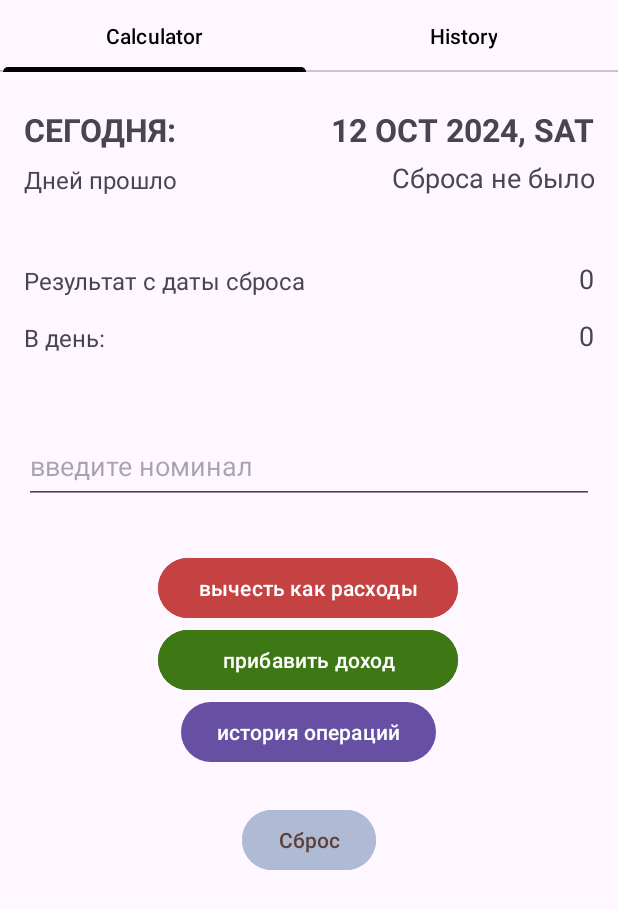
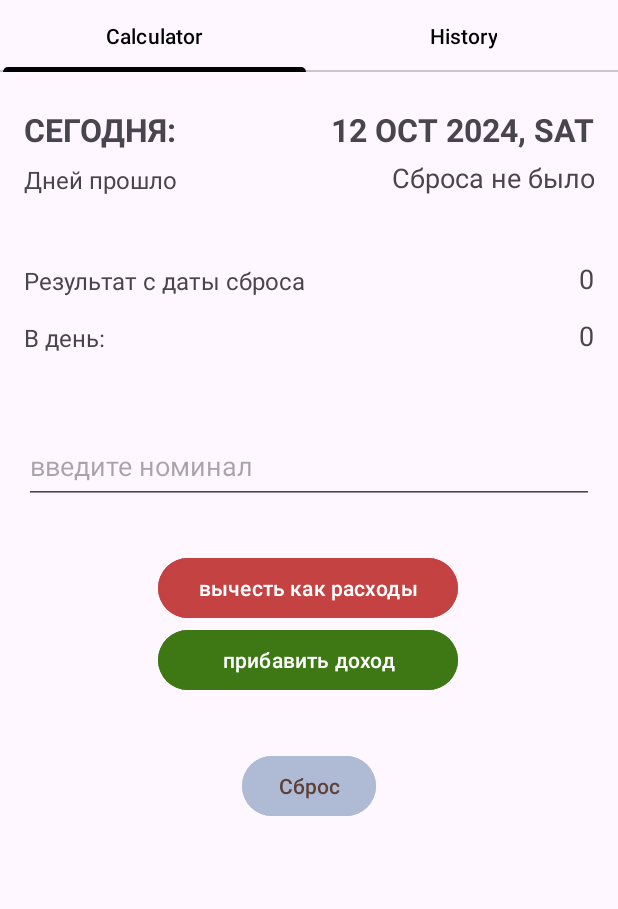
Before and after one commit to Sutemi67/Kotlin_MoneyEverydayXML_app, an Android app: the screen it shows after launch (MainActivity), on a phone screen of 412 x 824 dp. Shown: the top 909 px of the screen. Run offline under Robolectric (Android 15) with nearby library versions, the phone set to English and light mode, and no system bars.

Commit message:
bugs fixed

```diff
--- a/app/src/main/res/layout/fragment_calculator.xml
+++ b/app/src/main/res/layout/fragment_calculator.xml
@@ -89,25 +89,17 @@
         app:layout_constraintTop_toBottomOf="@+id/decreaseButton" />
 
     <Button
-        android:id="@+id/historyButton"
-        android:layout_width="wrap_content"
-        android:layout_height="wrap_content"
-        android:text="@string/history"
-        app:layout_constraintEnd_toEndOf="@+id/increaseButton"
-        app:layout_constraintStart_toStartOf="@+id/increaseButton"
-        app:layout_constraintTop_toBottomOf="@+id/increaseButton" />
-
-    <Button
         android:id="@+id/clearButton"
         android:layout_width="wrap_content"
         android:layout_height="wrap_content"
-        android:layout_marginTop="24dp"
+        android:layout_marginTop="36dp"
         android:backgroundTint="#AFBAD5"
         android:text="@string/clear_button"
         android:textColor="#5D4037"
-        app:layout_constraintEnd_toEndOf="@+id/historyButton"
-        app:layout_constraintStart_toStartOf="@+id/historyButton"
-        app:layout_constraintTop_toBottomOf="@+id/historyButton" />
+        app:layout_constraintEnd_toEndOf="@+id/increaseButton"
+        app:layout_constraintHorizontal_bias="0.504"
+        app:layout_constraintStart_toStartOf="@+id/increaseButton"
+        app:layout_constraintTop_toBottomOf="@+id/increaseButton" />
 
     <TextView
         android:id="@+id/textView3"
```
